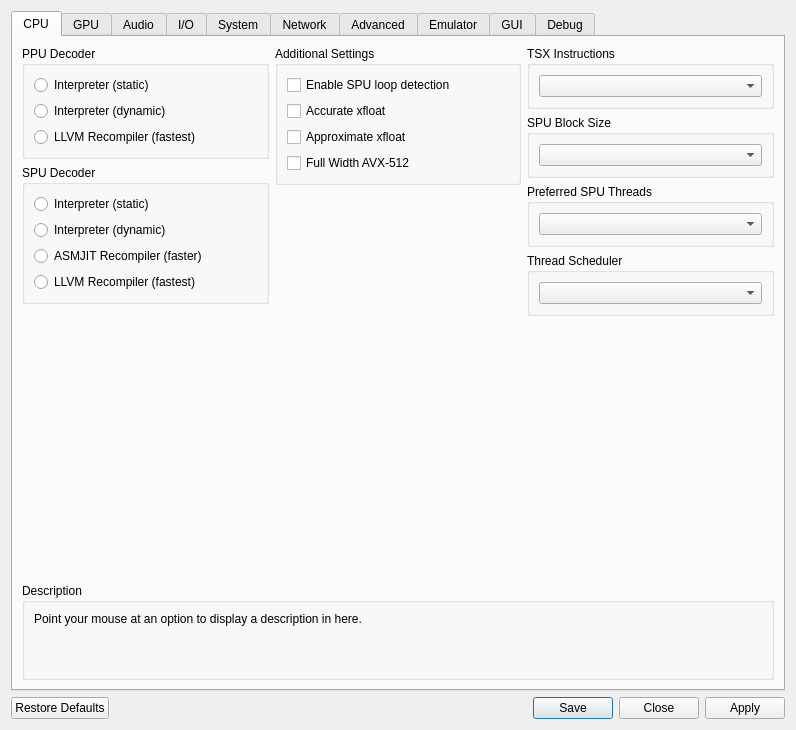
Qt form rpcs3/rpcs3qt/settings_dialog.ui (RPCS3/rpcs3) before a commit.
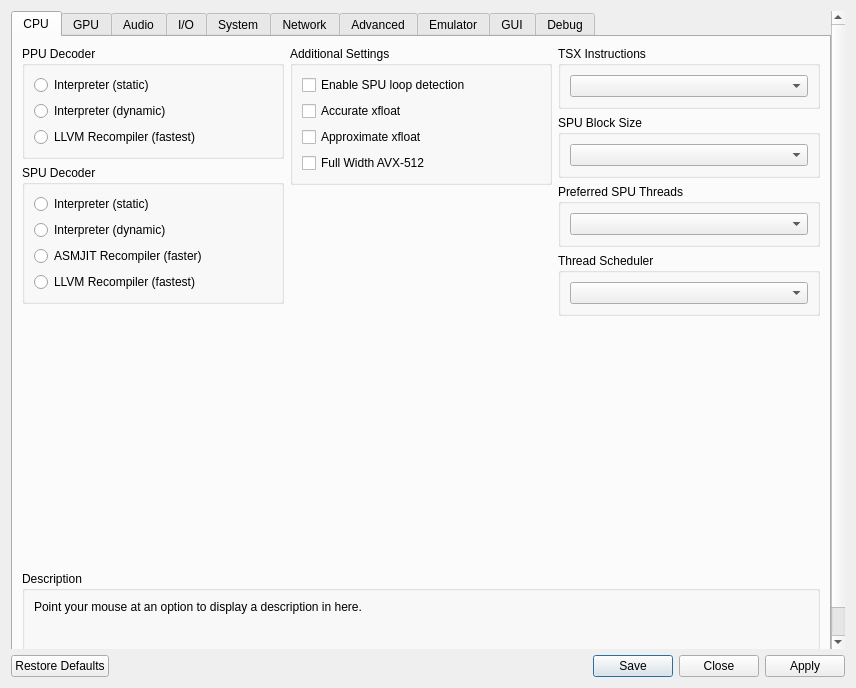
The same form after that commit. Icons and pictures are not drawn.

Commit message: Qt: add scrollbar to settings dialog

What changed in the file:
```diff
--- a/rpcs3/rpcs3qt/settings_dialog.ui
+++ b/rpcs3/rpcs3qt/settings_dialog.ui
@@ -9,8 +9,8 @@
    <rect>
     <x>0</x>
     <y>0</y>
-    <width>785</width>
-    <height>730</height>
+    <width>856</width>
+    <height>688</height>
    </rect>
   </property>
   <property name="sizePolicy">
@@ -28,26 +28,38 @@
   </property>
   <layout class="QVBoxLayout" name="settings_dialog_layout">
    <item>
+    <widget class="QScrollArea" name="scrollArea">
+     <property name="frameShape">
+      <enum>QFrame::NoFrame</enum>
+     </property>
+     <property name="widgetResizable">
+      <bool>true</bool>
+     </property>
     <widget class="QTabWidget" name="tab_widget_settings">
      <property name="enabled">
       <bool>true</bool>
      </property>
+      <property name="geometry">
+       <rect>
+        <x>0</x>
+        <y>0</y>
+        <width>838</width>
+        <height>641</height>
+       </rect>
+      </property>
      <property name="sizePolicy">
       <sizepolicy hsizetype="Preferred" vsizetype="Preferred">
        <horstretch>0</horstretch>
        <verstretch>0</verstretch>
       </sizepolicy>
      </property>
-     <property name="currentIndex">
-      <number>0</number>
-     </property>
      <widget class="QWidget" name="coreTab">
       <attribute name="title">
        <string>CPU</string>
       </attribute>
       <layout class="QVBoxLayout" name="coreTabLayout" stretch="0,1,0">
        <item>
-        <layout class="QHBoxLayout" name="coreTabItemLayout" stretch="1,1,1">
+         <layout class="QHBoxLayout" name="coreTabItemLayout">
          <item>
           <layout class="QVBoxLayout" name="coreTabLeftLayout">
            <item>
@@ -3943,6 +3955,7 @@
         </widget>
        </item>
       </layout>
+      </widget>
      </widget>
     </widget>
    </item>
```
Lines whose indentation alone changed are shown as unchanged. The commit also changes 1 other file.
